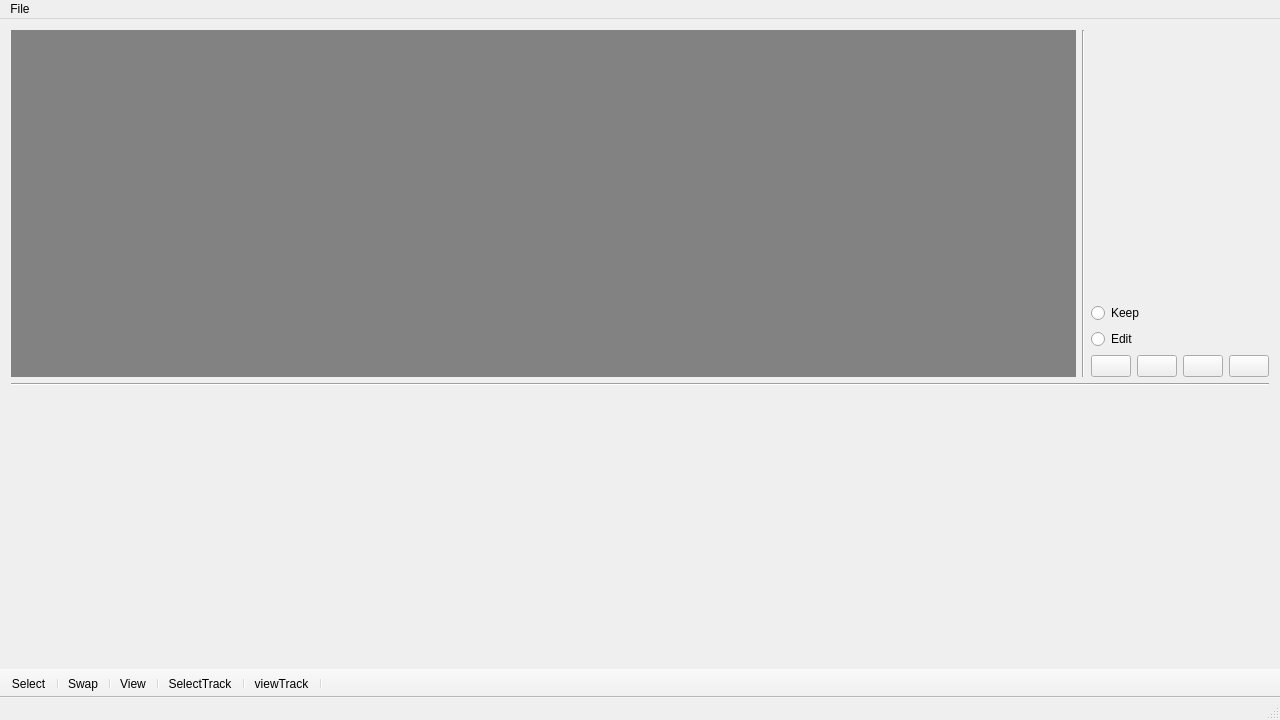
The window that mainwindow.ui (sisi16/stop-motion) describes before a commit, drawn with Qt 5.
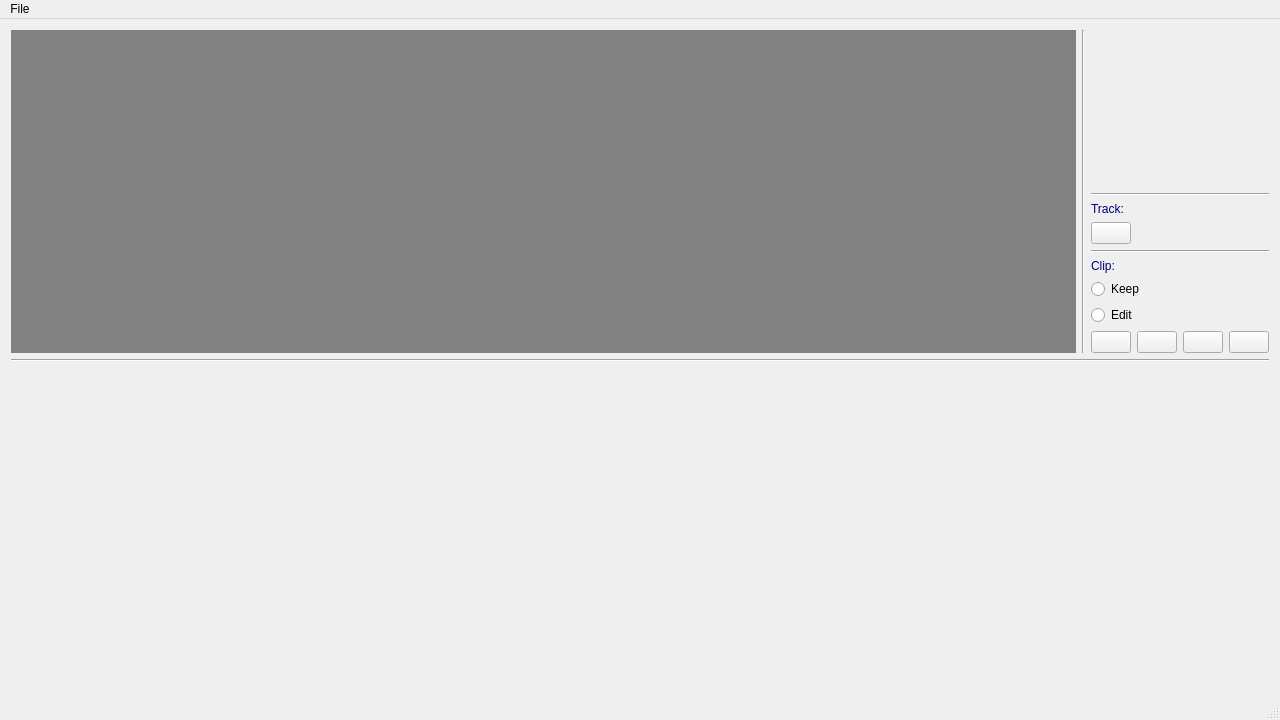
The same window after the commit. Icons and pictures are not drawn.

```diff
--- a/mainwindow.ui
+++ b/mainwindow.ui
@@ -21,7 +21,7 @@
   </property>
   <widget class="QWidget" name="centralWidget">
    <layout class="QGridLayout" name="gridLayout">
-    <item row="0" column="0" rowspan="3" colspan="3">
+    <item row="0" column="0" rowspan="2" colspan="3">
      <layout class="QHBoxLayout" name="horizontalLayout">
       <item>
        <widget class="QLabel" name="frameLabel">
@@ -43,10 +43,23 @@
       </item>
      </layout>
     </item>
-    <item row="2" column="4">
+    <item row="1" column="4">
      <layout class="QGridLayout" name="gridLayout_1">
-      <item row="2" column="0">
-       <widget class="QPushButton" name="playButton1">
+      <item row="3" column="0" colspan="4">
+       <widget class="Line" name="line_3">
+        <property name="sizePolicy">
+         <sizepolicy hsizetype="Preferred" vsizetype="Fixed">
+          <horstretch>0</horstretch>
+          <verstretch>0</verstretch>
+         </sizepolicy>
+        </property>
+        <property name="orientation">
+         <enum>Qt::Horizontal</enum>
+        </property>
+       </widget>
+      </item>
+      <item row="7" column="0">
+       <widget class="QPushButton" name="playClipButton">
         <property name="sizePolicy">
          <sizepolicy hsizetype="Fixed" vsizetype="Fixed">
           <horstretch>0</horstretch>
@@ -68,7 +81,7 @@
         </property>
        </widget>
       </item>
-      <item row="2" column="2">
+      <item row="7" column="2">
        <widget class="QPushButton" name="nextButton">
         <property name="sizePolicy">
          <sizepolicy hsizetype="Fixed" vsizetype="Fixed">
@@ -91,7 +104,7 @@
         </property>
        </widget>
       </item>
-      <item row="2" column="1">
+      <item row="7" column="1">
        <widget class="QPushButton" name="pauseButton">
         <property name="sizePolicy">
          <sizepolicy hsizetype="Fixed" vsizetype="Fixed">
@@ -114,7 +127,7 @@
         </property>
        </widget>
       </item>
-      <item row="2" column="3">
+      <item row="7" column="3">
        <widget class="QPushButton" name="cutButton">
         <property name="sizePolicy">
          <sizepolicy hsizetype="Fixed" vsizetype="Fixed">
@@ -137,7 +150,7 @@
         </property>
        </widget>
       </item>
-      <item row="0" column="0" colspan="4">
+      <item row="5" column="0" colspan="4">
        <widget class="QRadioButton" name="keepRadioButton">
         <property name="sizePolicy">
          <sizepolicy hsizetype="Fixed" vsizetype="Fixed">
@@ -156,7 +169,7 @@
         </property>
        </widget>
       </item>
-      <item row="1" column="0" colspan="4">
+      <item row="6" column="0" colspan="4">
        <widget class="QRadioButton" name="editRadioButton">
         <property name="sizePolicy">
          <sizepolicy hsizetype="Fixed" vsizetype="Fixed">
@@ -175,16 +188,80 @@
         </property>
        </widget>
       </item>
+      <item row="1" column="0" colspan="4">
+       <widget class="QLabel" name="trackLabel">
+        <property name="sizePolicy">
+         <sizepolicy hsizetype="Fixed" vsizetype="Fixed">
+          <horstretch>0</horstretch>
+          <verstretch>0</verstretch>
+         </sizepolicy>
+        </property>
+        <property name="styleSheet">
+         <string notr="true">font: 75 18pt &quot;Times New Roman&quot;;
+color: darkblue;</string>
+        </property>
+        <property name="text">
+         <string>Track:</string>
+        </property>
+       </widget>
+      </item>
+      <item row="4" column="0" colspan="4">
+       <widget class="QLabel" name="clipLabel">
+        <property name="sizePolicy">
+         <sizepolicy hsizetype="Fixed" vsizetype="Fixed">
+          <horstretch>0</horstretch>
+          <verstretch>0</verstretch>
+         </sizepolicy>
+        </property>
+        <property name="styleSheet">
+         <string notr="true">font: 75 18pt &quot;Times New Roman&quot;;
+color: darkblue;</string>
+        </property>
+        <property name="text">
+         <string>Clip:</string>
+        </property>
+       </widget>
+      </item>
+      <item row="2" column="0">
+       <widget class="QPushButton" name="playTrackButton">
+        <property name="sizePolicy">
+         <sizepolicy hsizetype="Fixed" vsizetype="Fixed">
+          <horstretch>0</horstretch>
+          <verstretch>0</verstretch>
+         </sizepolicy>
+        </property>
+        <property name="text">
+         <string/>
+        </property>
+        <property name="icon">
+         <iconset resource="myres.qrc">
+          <normaloff>:/Images/icons/view-track.png</normaloff>:/Images/icons/view-track.png</iconset>
+        </property>
+       </widget>
+      </item>
+      <item row="0" column="0" colspan="4">
+       <widget class="Line" name="line_4">
+        <property name="sizePolicy">
+         <sizepolicy hsizetype="Preferred" vsizetype="Fixed">
+          <horstretch>0</horstretch>
+          <verstretch>0</verstretch>
+         </sizepolicy>
+        </property>
+        <property name="orientation">
+         <enum>Qt::Horizontal</enum>
+        </property>
+       </widget>
+      </item>
      </layout>
     </item>
-    <item row="4" column="0" colspan="5">
+    <item row="3" column="0" colspan="5">
      <widget class="Line" name="line">
       <property name="orientation">
        <enum>Qt::Horizontal</enum>
       </property>
      </widget>
     </item>
-    <item row="12" column="0" colspan="5">
+    <item row="11" column="0" colspan="5">
      <widget class="QScrollArea" name="scrollArea_1">
       <property name="sizePolicy">
        <sizepolicy hsizetype="Expanding" vsizetype="Minimum">
@@ -204,14 +281,14 @@
          <x>0</x>
          <y>0</y>
          <width>1262</width>
-         <height>117</height>
+         <height>142</height>
         </rect>
        </property>
        <layout class="QGridLayout" name="gridLayout_2"/>
       </widget>
      </widget>
     </item>
-    <item row="13" column="0" colspan="5">
+    <item row="12" column="0" colspan="5">
      <widget class="QScrollArea" name="scrollArea_2">
       <property name="sizePolicy">
        <sizepolicy hsizetype="Expanding" vsizetype="Minimum">
@@ -231,14 +308,14 @@
          <x>0</x>
          <y>0</y>
          <width>1262</width>
-         <height>116</height>
+         <height>143</height>
         </rect>
        </property>
        <layout class="QGridLayout" name="gridLayout_3"/>
       </widget>
      </widget>
     </item>
-    <item row="0" column="3" rowspan="3">
+    <item row="0" column="3" rowspan="2">
      <widget class="Line" name="line_2">
       <property name="frameShadow">
        <enum>QFrame::Sunken</enum>
@@ -268,33 +345,6 @@
    </widget>
    <addaction name="menuFile"/>
   </widget>
-  <widget class="QToolBar" name="mainToolBar">
-   <property name="movable">
-    <bool>false</bool>
-   </property>
-   <property name="iconSize">
-    <size>
-     <width>32</width>
-     <height>32</height>
-    </size>
-   </property>
-   <attribute name="toolBarArea">
-    <enum>BottomToolBarArea</enum>
-   </attribute>
-   <attribute name="toolBarBreak">
-    <bool>false</bool>
-   </attribute>
-   <addaction name="actionSelect"/>
-   <addaction name="separator"/>
-   <addaction name="actionSwap"/>
-   <addaction name="separator"/>
-   <addaction name="actionView"/>
-   <addaction name="separator"/>
-   <addaction name="actionSelectTrack"/>
-   <addaction name="separator"/>
-   <addaction name="actionViewTrack"/>
-   <addaction name="separator"/>
-  </widget>
   <widget class="QStatusBar" name="statusBar"/>
   <action name="actionLoad">
    <property name="icon">
```
